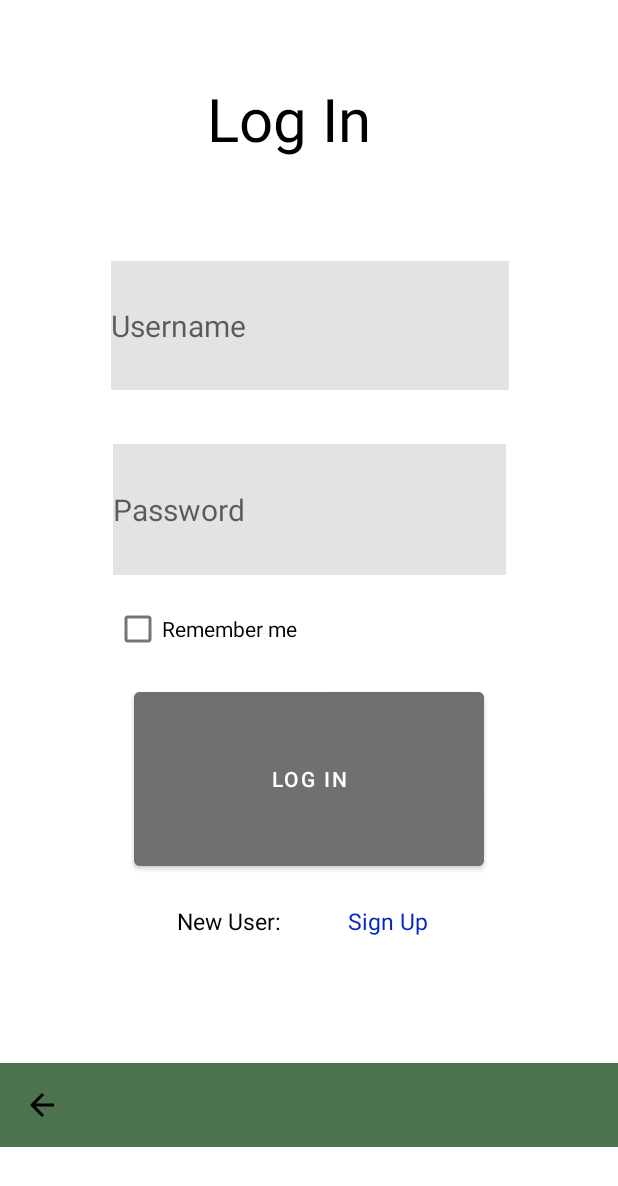
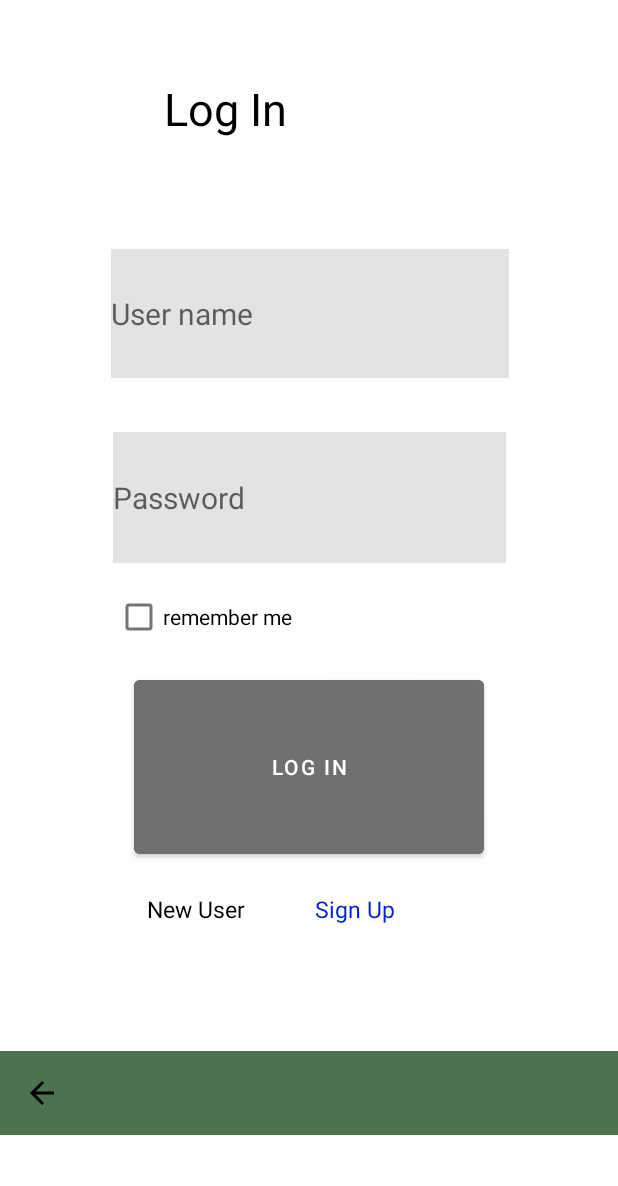
Before and after one commit to Ayman92M/Application_team3, an Android app: the Log_in screen opened directly, with no data from a screen before it, on a phone screen of 412 x 824 dp. Shown: the top 1186 px of the screen. Run offline under Robolectric (Android 15) with nearby library versions, the phone set to English and light mode, and no system bars; our stand-ins replace Firebase (no records; nobody signed in at launch, a user with empty details on screens opened directly); Roboto replaces fonts that are not available here.

Commit message:
language, log in

```diff
--- a/app/src/main/AndroidManifest.xml
+++ b/app/src/main/AndroidManifest.xml
@@ -35,9 +35,6 @@
             android:name=".CalenderOverviewCaregiver"
             android:exported="false" />
         <activity
-            android:name=".Login_elderly"
-            android:exported="false" />
-        <activity
             android:name=".Signup_elderly"
             android:exported="false" />
         <activity
@@ -65,7 +62,7 @@
             android:name=".Log_in"
             android:exported="false" />
         <activity
-            android:name=".MainActivity"
+            android:name=".Login_elderly"
             android:exported="true">
             <intent-filter>
                 <action android:name="android.intent.action.MAIN" />
--- a/app/src/main/java/com/example/application_team3/Log_in.java
+++ b/app/src/main/java/com/example/application_team3/Log_in.java
@@ -40,7 +40,7 @@ public class Log_in extends AppCompatActivity {
 
         bottomAppBar.setOnMenuItemClickListener(item -> {
             if (item.getItemId()==R.id.bottomNav_back){
-                Intent intent = new Intent(Log_in.this, MainActivity.class);
+                Intent intent = new Intent(Log_in.this, Login_elderly.class);
                 startActivity(intent);
             }
             return false;
--- a/app/src/main/res/layout/activity_language.xml
+++ b/app/src/main/res/layout/activity_language.xml
@@ -13,7 +13,7 @@
         android:layout_height="158dp"
         android:layout_marginTop="16dp"
         android:backgroundTint="#6F716F"
-        android:text="Elderly"
+        android:text="Care"
         android:textSize="20sp"
         app:layout_constraintEnd_toEndOf="parent"
         app:layout_constraintHorizontal_bias="0.513"
@@ -26,7 +26,7 @@
         android:layout_height="152dp"
         android:layout_marginTop="12dp"
         android:backgroundTint="#6F716F"
-        android:text="Caregiver"
+        android:text="@string/caregiver"
         android:textSize="20sp"
         app:layout_constraintEnd_toEndOf="parent"
         app:layout_constraintHorizontal_bias="0.496"
--- a/app/src/main/res/layout/activity_log_in.xml
+++ b/app/src/main/res/layout/activity_log_in.xml
@@ -12,7 +12,7 @@
         android:layout_height="128dp"
         android:layout_marginTop="12dp"
         android:backgroundTint="#6F716F"
-        android:text="Log In"
+        android:text="@string/log_in"
         app:layout_constraintEnd_toEndOf="parent"
         app:layout_constraintStart_toStartOf="parent"
         app:layout_constraintTop_toBottomOf="@+id/checkBox_rememberMe" />
@@ -24,7 +24,7 @@
         android:layout_marginTop="60dp"
         android:background="#60B8B3B3"
         android:ems="10"
-        android:hint="Username"
+        android:hint="@string/user_name"
         android:inputType="text"
         android:textSize="20sp"
         app:layout_constraintEnd_toEndOf="parent"
@@ -40,7 +40,7 @@
         android:layout_height="87dp"
         android:layout_marginTop="36dp"
         android:ems="10"
-        android:hint="Password"
+        android:hint="@string/password"
         android:inputType="textPassword"
         android:textSize="20sp"
         android:background="#60B8B3B3"
@@ -50,11 +50,11 @@
 
     <TextView
         android:id="@+id/textView"
-        android:layout_width="117dp"
-        android:layout_height="62dp"
+        android:layout_width="179dp"
+        android:layout_height="54dp"
         android:layout_marginTop="52dp"
-        android:text="Log In"
-        android:textSize="40sp"
+        android:text="@string/log_in"
+        android:textSize="30sp"
         app:layout_constraintEnd_toEndOf="parent"
         app:layout_constraintHorizontal_bias="0.469"
         app:layout_constraintStart_toStartOf="parent"
@@ -62,11 +62,11 @@
 
     <TextView
         android:id="@+id/textView_signup"
-        android:layout_width="72dp"
-        android:layout_height="25dp"
+        android:layout_width="122dp"
+        android:layout_height="23dp"
         android:layout_marginTop="20dp"
-        android:layout_marginEnd="108dp"
-        android:text="Sign Up"
+        android:layout_marginEnd="80dp"
+        android:text="@string/sign_up"
         android:textColor="#0523C6"
         android:textSize="15sp"
         app:layout_constraintEnd_toEndOf="parent"
@@ -77,7 +77,7 @@
         android:layout_width="101dp"
         android:layout_height="25dp"
         android:layout_marginTop="20dp"
-        android:text="New User:"
+        android:text="@string/new_user"
         android:textSize="15sp"
         app:layout_constraintEnd_toStartOf="@+id/textView_signup"
         app:layout_constraintHorizontal_bias="0.902"
@@ -89,7 +89,7 @@
         android:layout_width="wrap_content"
         android:layout_height="wrap_content"
         android:layout_marginTop="12dp"
-        android:text="Remember me"
+        android:text="@string/remember_me"
         app:layout_constraintEnd_toEndOf="parent"
         app:layout_constraintHorizontal_bias="0.261"
         app:layout_constraintStart_toStartOf="parent"
--- a/app/src/main/res/layout/activity_meal_history.xml
+++ b/app/src/main/res/layout/activity_meal_history.xml
@@ -157,7 +157,8 @@
         app:layout_constraintBottom_toTopOf="@+id/linearLayout"
         app:layout_constraintEnd_toEndOf="parent"
         app:layout_constraintStart_toEndOf="@+id/button8"
-        app:layout_constraintTop_toBottomOf="@+id/week" />
+        app:layout_constraintTop_toBottomOf="@+id/week"
+        app:layout_constraintVertical_bias="0.0" />
 
 
 </androidx.constraintlayout.widget.ConstraintLayout>
--- a/app/src/main/res/values/strings.xml
+++ b/app/src/main/res/values/strings.xml
@@ -36,5 +36,8 @@
     <string name="friday">Friday</string>
     <string name="saturday">Saturday</string>
     <string name="sunday">Sunday</string>
+    <string name="remember_me">remember me</string>
+    <string name="caregiver">Caregiver</string>
+    <string name="log_in_caregiver">Log in caregiver</string>
 
 </resources>
```
Also changed, not shown: app/src/main/java/com/example/application_team3/Login_elderly.java (+7 -7 lines), app/src/main/res/layout/activity_login_elderly.xml (+15 -14 lines), 2 other files.
